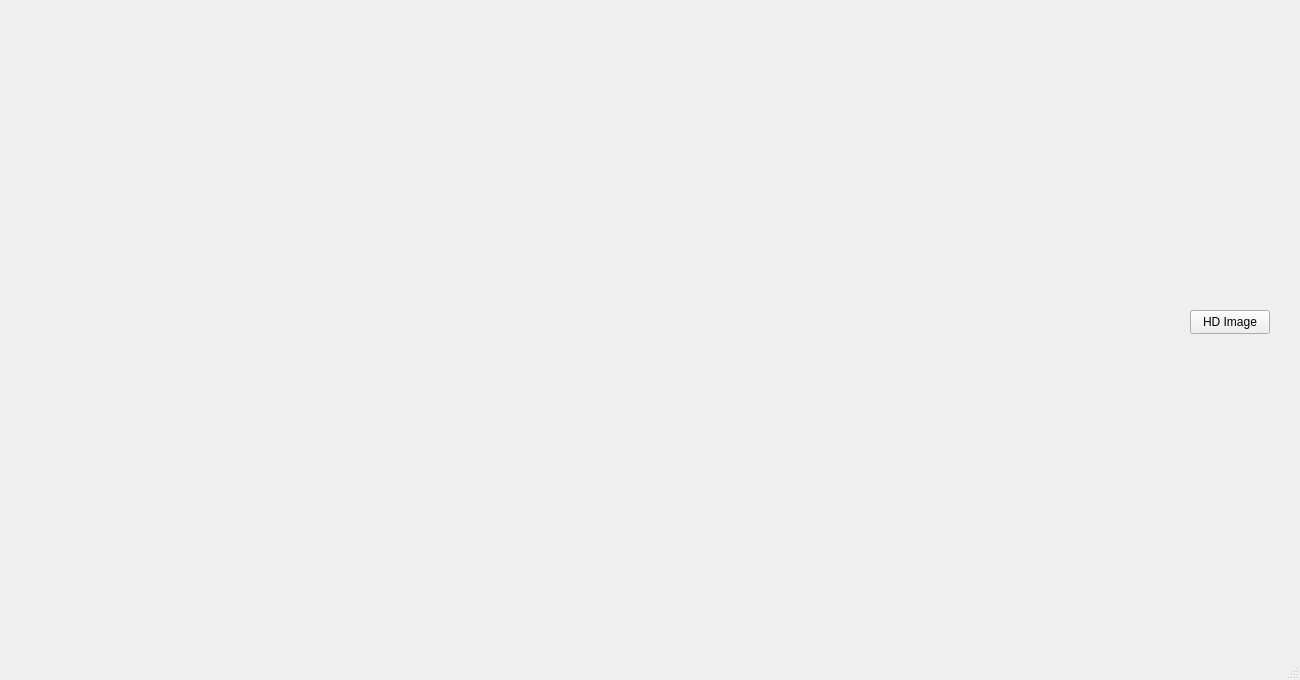
Qt form mainwindow.ui (zacharyp97/nasa_project) before a commit.
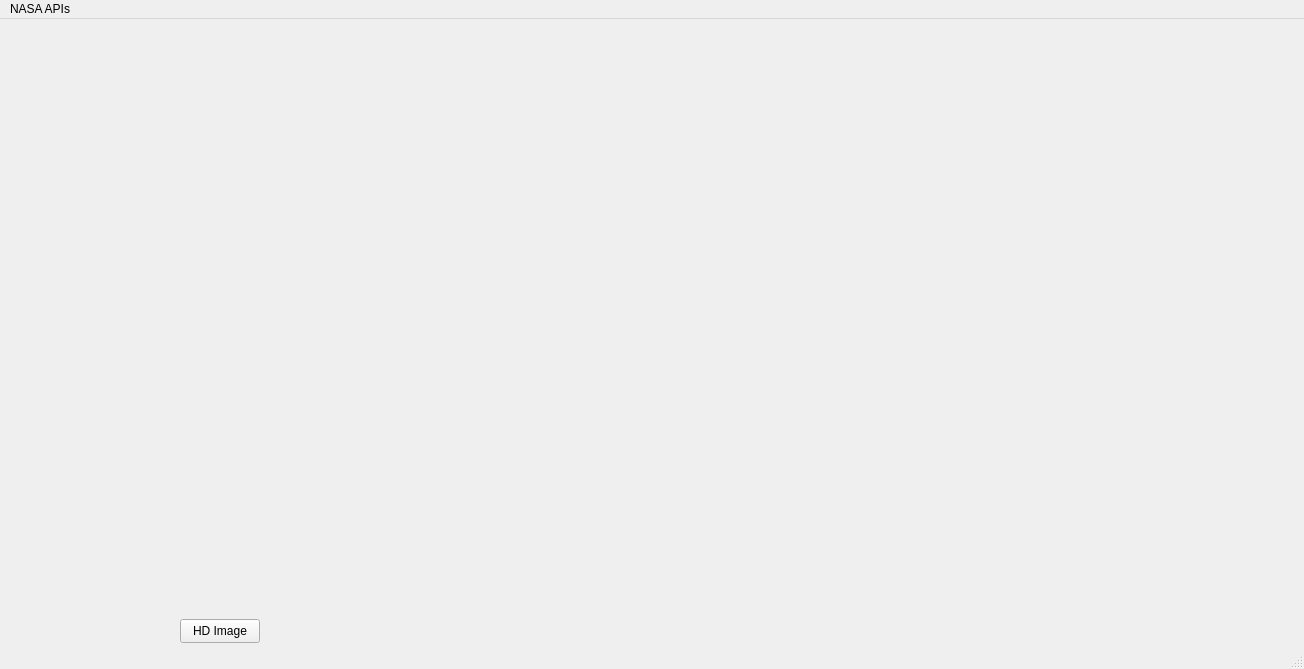
The same form after that commit.

The edit to the form file:
```diff
--- a/mainwindow.ui
+++ b/mainwindow.ui
@@ -6,8 +6,8 @@
    <rect>
     <x>0</x>
     <y>0</y>
-    <width>1300</width>
-    <height>680</height>
+    <width>1304</width>
+    <height>669</height>
    </rect>
   </property>
   <property name="windowTitle">
@@ -17,10 +17,10 @@
    <widget class="QLabel" name="label_pic">
     <property name="geometry">
      <rect>
-      <x>40</x>
-      <y>30</y>
-      <width>661</width>
-      <height>371</height>
+      <x>30</x>
+      <y>270</y>
+      <width>331</width>
+      <height>31</height>
      </rect>
     </property>
     <property name="text">
@@ -30,8 +30,8 @@
    <widget class="QPushButton" name="btnHDImage">
     <property name="geometry">
      <rect>
-      <x>1190</x>
-      <y>310</y>
+      <x>180</x>
+      <y>600</y>
       <width>80</width>
       <height>24</height>
      </rect>
@@ -46,10 +46,16 @@
     <rect>
      <x>0</x>
      <y>0</y>
-     <width>1300</width>
+     <width>1304</width>
      <height>21</height>
     </rect>
    </property>
+   <widget class="QMenu" name="menuNASA_APIs">
+    <property name="title">
+     <string>NASA APIs</string>
+    </property>
+   </widget>
+   <addaction name="menuNASA_APIs"/>
   </widget>
   <widget class="QStatusBar" name="statusbar"/>
  </widget>
```
Left out of the diff: 96 changed lines with no effect on the pictures.
